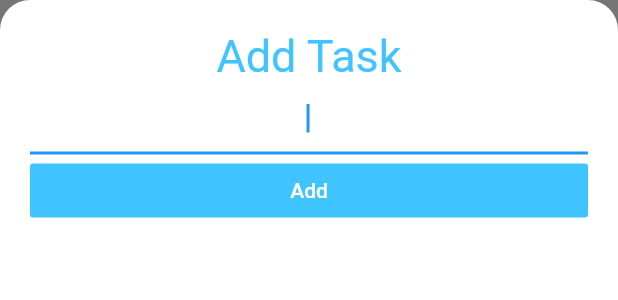
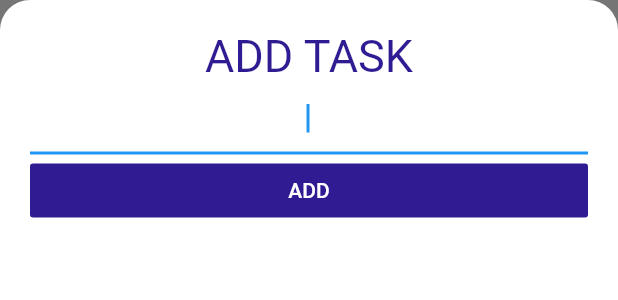
Before and after one commit to ishandeveloper/Todoer-App, a Flutter app: the AddTaskScreen widget shown alone on an empty page, opened directly, on a phone screen of 412 x 824 dp. Shown: the top 300 px of the screen. Run offline on Flutter 3.47's test engine with Material 2 defaults, Android fonts, the phone set to English and light mode, and no system bars.

Commit message:
UI updated

```diff
--- a/lib/screens/add_task_screen.dart
+++ b/lib/screens/add_task_screen.dart
@@ -1,5 +1,4 @@
 import 'package:flutter/material.dart';
-import 'package:todoey_flutter/models/task.dart';
 import 'package:provider/provider.dart';
 import 'package:todoey_flutter/models/task_data.dart';
 
@@ -23,11 +22,11 @@ class AddTaskScreen extends StatelessWidget {
           crossAxisAlignment: CrossAxisAlignment.stretch,
           children: <Widget>[
             Text(
-              'Add Task',
+              'Add Task'.toUpperCase(),
               textAlign: TextAlign.center,
               style: TextStyle(
                 fontSize: 30.0,
-                color: Colors.lightBlueAccent,
+                color: Colors.deepPurple[900],
               ),
             ),
             TextField(
@@ -39,12 +38,12 @@ class AddTaskScreen extends StatelessWidget {
             ),
             FlatButton(
               child: Text(
-                'Add',
+                'Add'.toUpperCase(),
                 style: TextStyle(
                   color: Colors.white,
                 ),
               ),
-              color: Colors.lightBlueAccent,
+              color: Colors.deepPurple[900],
               onPressed: () {
                 Provider.of<TaskData>(context).addTask(newTaskTitle);
                 Navigator.pop(context);
```
